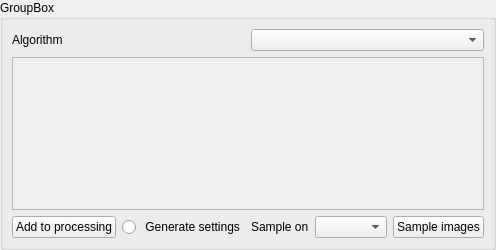
Before: the Qt Designer form iVS3D/src/iVS3D-core/view/samplingwidget.ui in iVS3D/iVS3D, drawn with Qt 5.
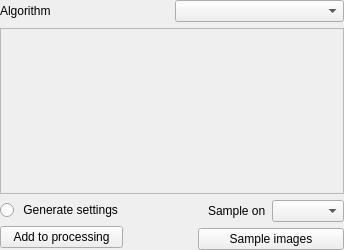
After: the same form once the commit is applied.

```diff
--- a/iVS3D/src/iVS3D-core/view/samplingwidget.ui
+++ b/iVS3D/src/iVS3D-core/view/samplingwidget.ui
@@ -6,7 +6,7 @@
    <rect>
     <x>0</x>
     <y>0</y>
-    <width>461</width>
+    <width>344</width>
     <height>250</height>
    </rect>
   </property>
@@ -25,7 +25,7 @@
   <property name="windowTitle">
    <string>Form</string>
   </property>
-  <layout class="QHBoxLayout" name="horizontalLayout">
+  <layout class="QVBoxLayout" name="verticalLayout">
    <property name="leftMargin">
     <number>0</number>
    </property>
@@ -39,12 +39,6 @@
     <number>0</number>
    </property>
    <item>
-    <widget class="QGroupBox" name="groupBox">
-     <property name="title">
-      <string>GroupBox</string>
-     </property>
-     <layout class="QVBoxLayout" name="verticalLayout">
-      <item>
        <layout class="QHBoxLayout" name="horizontalLayout_2">
         <item>
          <widget class="QLabel" name="label">
@@ -64,6 +58,12 @@
       </item>
       <item>
        <widget class="QScrollArea" name="scrollArea">
+     <property name="sizePolicy">
+      <sizepolicy hsizetype="Expanding" vsizetype="Expanding">
+       <horstretch>0</horstretch>
+       <verstretch>0</verstretch>
+      </sizepolicy>
+     </property>
         <property name="widgetResizable">
          <bool>true</bool>
         </property>
@@ -72,8 +72,8 @@
           <rect>
            <x>0</x>
            <y>0</y>
-           <width>435</width>
-           <height>148</height>
+        <width>342</width>
+        <height>147</height>
           </rect>
          </property>
         </widget>
@@ -82,12 +82,10 @@
       <item>
        <layout class="QHBoxLayout" name="horizontalLayout_3">
         <item>
-         <widget class="QPushButton" name="addAuto">
-          <property name="text">
-           <string>Add to processing</string>
-          </property>
-         </widget>
-        </item>
+      <layout class="QVBoxLayout" name="verticalLayout_2">
+       <property name="leftMargin">
+        <number>0</number>
+       </property>
         <item>
          <widget class="QRadioButton" name="radioButton">
           <property name="text">
@@ -96,6 +94,15 @@
          </widget>
         </item>
         <item>
+        <widget class="QPushButton" name="addAuto">
+         <property name="text">
+          <string>Add to processing</string>
+         </property>
+        </widget>
+       </item>
+      </layout>
+     </item>
+     <item>
          <spacer name="horizontalSpacer">
           <property name="orientation">
            <enum>Qt::Horizontal</enum>
@@ -109,6 +116,16 @@
          </spacer>
         </item>
         <item>
+      <layout class="QVBoxLayout" name="verticalLayout_3">
+       <property name="leftMargin">
+        <number>0</number>
+       </property>
+       <item>
+        <layout class="QHBoxLayout" name="horizontalLayout">
+         <property name="leftMargin">
+          <number>10</number>
+         </property>
+         <item>
          <widget class="QLabel" name="label_2">
           <property name="text">
            <string>Sample on</string>
@@ -125,6 +142,8 @@
           </property>
          </widget>
         </item>
+        </layout>
+       </item>
         <item>
          <widget class="QPushButton" name="pushButton">
           <property name="toolTip">
@@ -138,7 +157,6 @@
        </layout>
       </item>
      </layout>
-    </widget>
    </item>
   </layout>
  </widget>
```
Lines whose indentation alone changed are shown as unchanged.
